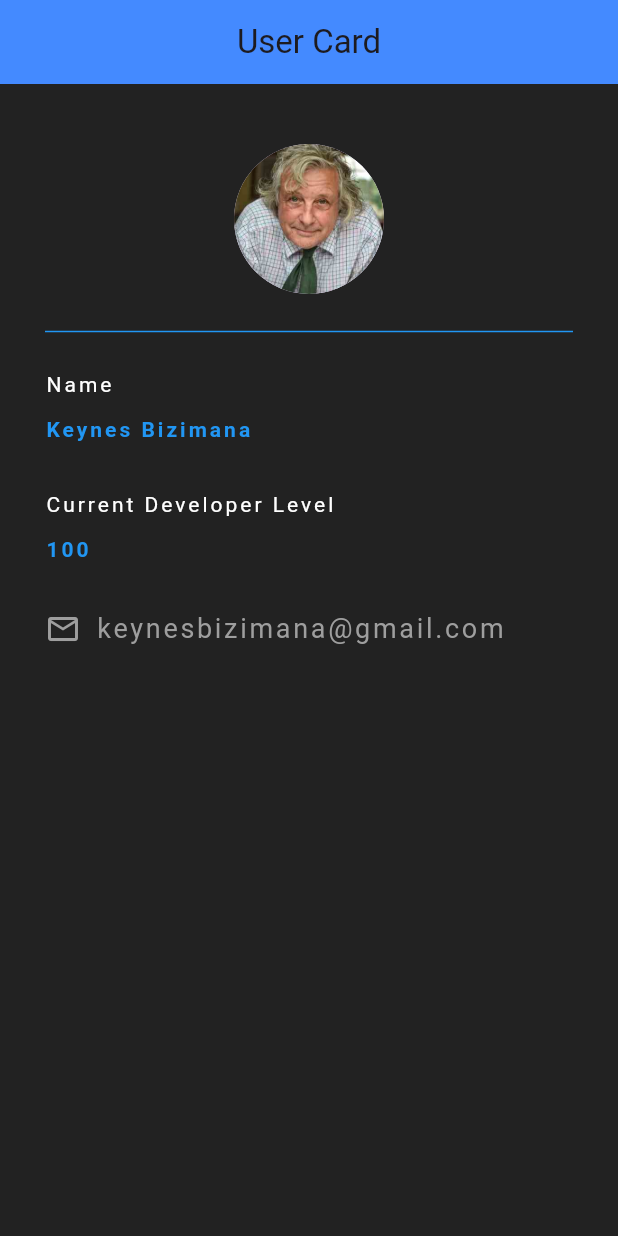
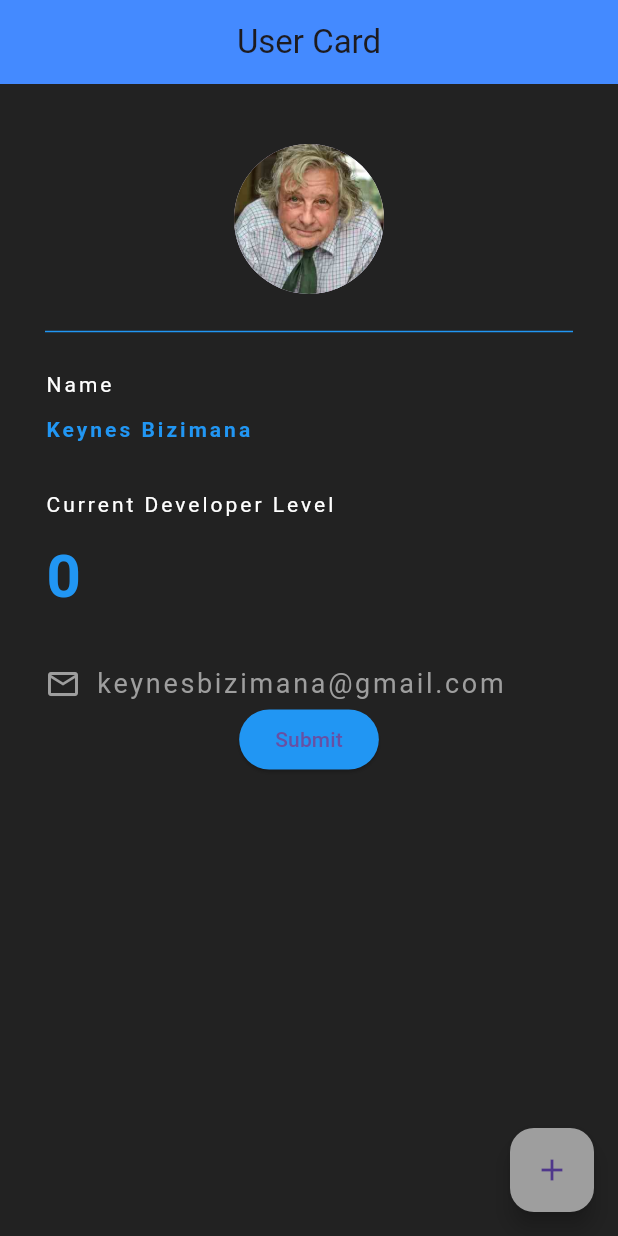
Before and after one commit to 23nosurrend/flutter_app, a Flutter app: the screen it shows after launch, on a phone screen of 412 x 824 dp. Run offline on Flutter 3.47's test engine with Material 3 defaults, Android fonts, the phone set to English and light mode, and no system bars.

Commit message:
ft(developer-Card):added Button , to submit  and change state

```diff
--- a/lib/main.dart
+++ b/lib/main.dart
@@ -1,29 +1,39 @@
 import 'package:flutter/material.dart';
 
 void main() {
-  runApp(MaterialApp(
-    home:userCard()
-  ));
+  runApp(MaterialApp(home: UserCard()));
 }
 
-class userCard extends StatelessWidget {
+class UserCard extends StatefulWidget {
+  @override
+  State<UserCard> createState() => _UserCardState();
+}
 
-
+class _UserCardState extends State<UserCard> {
+  int level = 0;
   @override
   Widget build(BuildContext context) {
-    return  Scaffold(
+    return Scaffold(
       backgroundColor: Colors.black87,
       appBar: AppBar(
-        title:Text("User Card"),
+        title: Text("User Card"),
         centerTitle: true,
         backgroundColor: Colors.blueAccent,
         elevation: 0.0,
+      ),
+      floatingActionButton: FloatingActionButton(
+        onPressed: () {
+          setState(() {
+            level += 1;
+          });
+        },
+        backgroundColor: Colors.grey,
+        child: Icon(Icons.add),
       ),
       body: Padding(
         padding: EdgeInsets.fromLTRB(30.0, 40.0, 30.0, 0.0),
         child: Column(
           crossAxisAlignment: CrossAxisAlignment.start,
-
           children: [
             Center(
               child: CircleAvatar(
@@ -34,7 +44,6 @@ class userCard extends StatelessWidget {
             Divider(
               height: 50.0,
               color: Colors.blue,
-
             ),
             Text(
               "Name",
@@ -49,8 +58,7 @@ class userCard extends StatelessWidget {
               style: TextStyle(
                   color: Colors.blue,
                   letterSpacing: 2.0,
-                fontWeight:FontWeight.bold
-              ),
+                  fontWeight: FontWeight.bold),
             ),
             SizedBox(height: 30.0),
             Text(
@@ -62,8 +70,9 @@ class userCard extends StatelessWidget {
             ),
             SizedBox(height: 10.0),
             Text(
-              "100",
+              "$level",
               style: TextStyle(
+                fontSize: 40,
                   color: Colors.blue,
                   letterSpacing: 2.0,
                   fontWeight: FontWeight.bold),
@@ -71,26 +80,30 @@ class userCard extends StatelessWidget {
             SizedBox(height: 30.0),
             Row(
               children: [
-                Icon(
-                  Icons.email_outlined,
-                  color:Colors.grey
-                ),
-                SizedBox(width:10.0),
+                Icon(Icons.email_outlined, color: Colors.grey),
+                SizedBox(width: 10.0),
                 Text(
                   "keynesbizimana@gmail.com",
-                  style: TextStyle(color:Colors.grey,fontSize: 18,letterSpacing: 1.8),
+                  style: TextStyle(
+                      color: Colors.grey, fontSize: 18, letterSpacing: 1.8),
                 ),
 
 
               ],
+            ),
+             Center(
+               child: ElevatedButton(
+                    onPressed: (){},
+
+                     style: ButtonStyle(
+                      backgroundColor: WidgetStatePropertyAll(Colors.blue)
+                     ),
+                      child: Text("Submit"),
+                     ),
              )
           ],
         ),
-
-
       ),
-
-
     );
   }
 }
```
Lines whose indentation alone changed are shown as unchanged.
